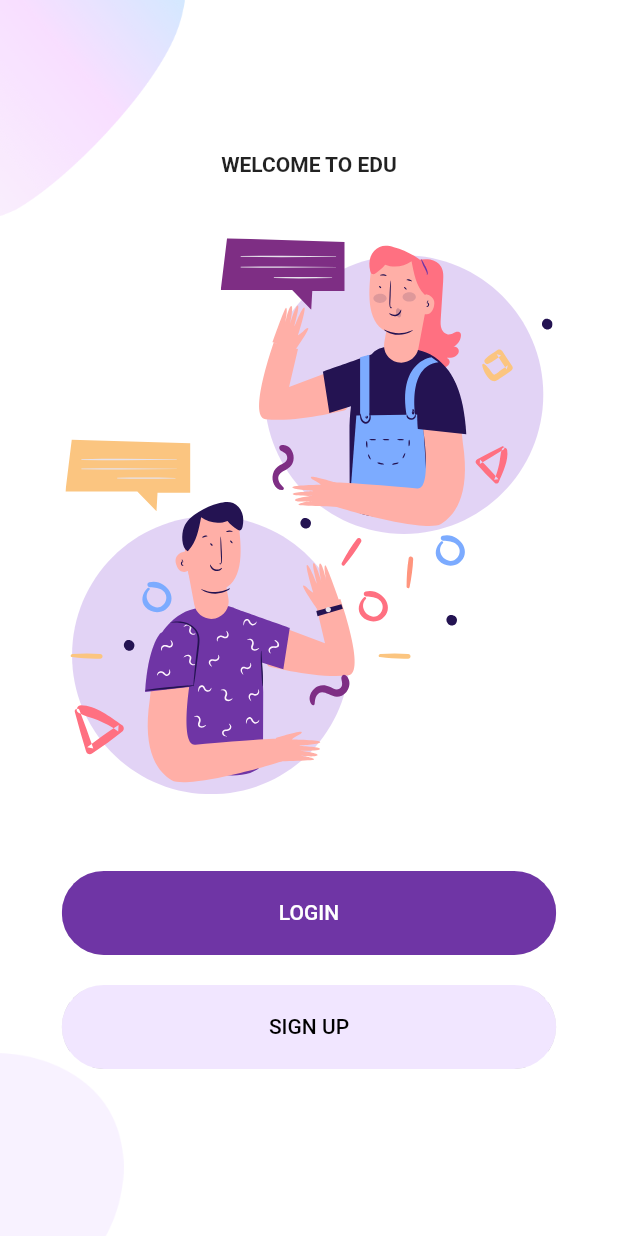
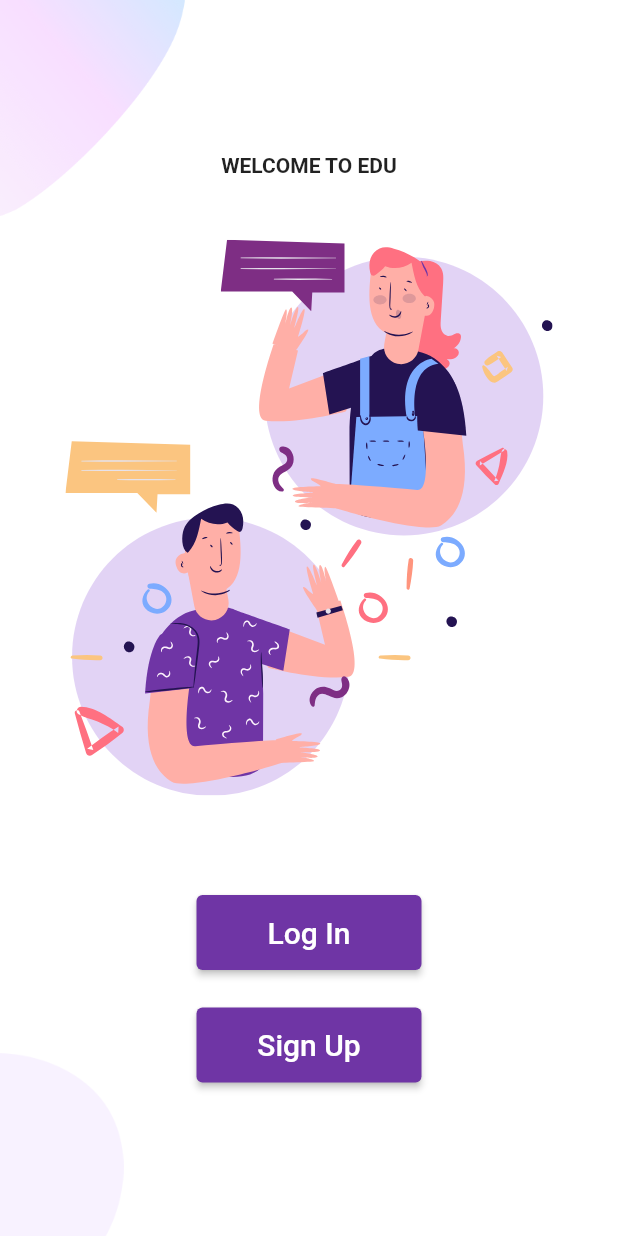
Before and after one commit to TharukaVishwajith/sams_mobile_client, a Flutter app: the Body widget shown alone on an empty page, opened directly, on a phone screen of 412 x 824 dp. Run offline on Flutter 3.47's test engine with Material 2 defaults, Android fonts, the phone set to English and light mode, and no system bars; our stand-ins replace flutter_svg; missing offline and left inert: qr_code_scanner; network calls fail.

```diff
--- a/lib/constants.dart
+++ b/lib/constants.dart
@@ -3,4 +3,6 @@ import 'package:flutter/material.dart';
 const kPrimaryColor = Color(0xFF6F35A5);
 const kPrimaryLightColor = Color(0xFFF1E6FF);
 
-const serverUrl = "http://192.168.8.103:8080";
+const serverUrl = "http://192.168.1.7:8080";
+
+const apiVersion = "v1";
--- a/lib/main.dart
+++ b/lib/main.dart
@@ -1,4 +1,5 @@
 import 'package:flutter/material.dart';
+import 'package:sams/screens/home/home_screen.dart';
 import 'package:sams/screens/welcome/welcome_screen.dart';
 
 import 'constants.dart';
@@ -18,7 +19,7 @@ class MyApp extends StatelessWidget {
         primaryColor: kPrimaryColor,
         scaffoldBackgroundColor: Colors.white,
       ),
-      home: WelcomeScreen(),
+      home: HomeScreen(),
     );
   }
 }
--- /dev/null
+++ b/lib/model/student_model.dart
@@ -0,0 +1,44 @@
+class StudentResponse {
+  late int id;
+  late String studentNo;
+  late String nicNo;
+  late String year;
+  late String? uniEmail;
+  late String? imageUrl;
+  late String? imageDataBase64;
+
+  StudentResponse({
+    required this.id,
+    required this.studentNo,
+    required this.nicNo,
+    required this.year,
+    this.uniEmail,
+    this.imageUrl,
+    this.imageDataBase64
+  });
+
+  factory StudentResponse.fromJson(Map<String, dynamic> json) {
+    return StudentResponse(
+      id: json["id"] != null ? json["id"] : null,
+      studentNo: json["studentNo"] != null ? json["studentNo"] : "",
+      nicNo: json["nicNo"] != null ? json["nicNo"] : "",
+      year: json["year"] != null ? json["year"] : "",
+      uniEmail: json["uniEmail"] != null ? json["uniEmail"] : "",
+      imageUrl: json["imageUrl"] != null ? json["imageUrl"] : "",
+      imageDataBase64: json["imageData"] != null ? json["imageData"] : "",
+    );
+  }
+
+  Map<String, dynamic> toJson() {
+    Map<String, dynamic> map = {
+      'id': id,
+      'studentNo': studentNo.trim(),
+      'nicNo': nicNo.trim(),
+      'year': year,
+      'uniEmail': uniEmail!.trim(),
+      'imageUrl': imageUrl!.trim(),
+      'imageDataBase64': imageDataBase64!.trim()
+    };
+    return map;
+  }
+}
--- a/lib/screens/welcome/components/body.dart
+++ b/lib/screens/welcome/components/body.dart
@@ -27,9 +27,15 @@ class Body extends StatelessWidget {
               height: size.height * 0.45,
             ),
             SizedBox(height: size.height * 0.05),
-            RoundedButton(
-              text: "LOGIN",
-              press: () {
+            Container(
+              margin: EdgeInsets.all(25),
+              child: ElevatedButton(
+                child: Text('Log In', style: TextStyle(fontSize: 20.0),),
+                style: ElevatedButton.styleFrom(
+                  primary: kPrimaryColor,
+                  minimumSize: Size(150, 50),
+                ),
+                onPressed: () {
                   Navigator.push(
                     context,
                     MaterialPageRoute(
@@ -40,20 +46,17 @@ class Body extends StatelessWidget {
                   );
                 },
               ),
-            RoundedButton(
-              text: "SIGN UP",
-              color: kPrimaryLightColor,
-              textColor: Colors.black,
-              press: () {
-                Navigator.push(
-                  context,
-                  MaterialPageRoute(
-                    builder: (context) {
-                      return SignUpScreen();
-                    },
             ),
-                );
-              },
+            Container(
+              // margin: EdgeInsets.all(25),
+              child: ElevatedButton(
+                child: Text('Sign Up', style: TextStyle(fontSize: 20.0),),
+                style: ElevatedButton.styleFrom(
+                  primary: kPrimaryColor,
+                  minimumSize: Size(150, 50),
+                ),
+                onPressed: () {},
+              ),
             ),
           ],
         ),
```
Also changed, not shown: lib/screens/home/home_screen.dart (+6 -16 lines), lib/service/api_service.dart (+13 -0 lines). Lines whose indentation alone changed are shown as unchanged.
